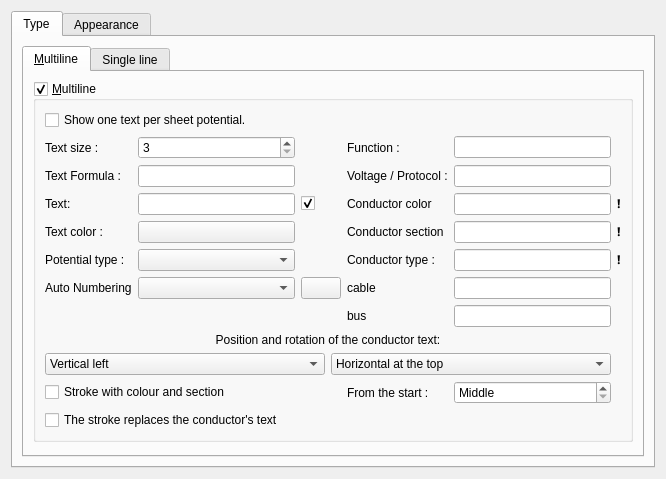
This is sources/ui/conductorpropertieswidget.ui in Birger90/qelectrotech-eplan as Qt 5 draws it before an edit. The edited form follows.
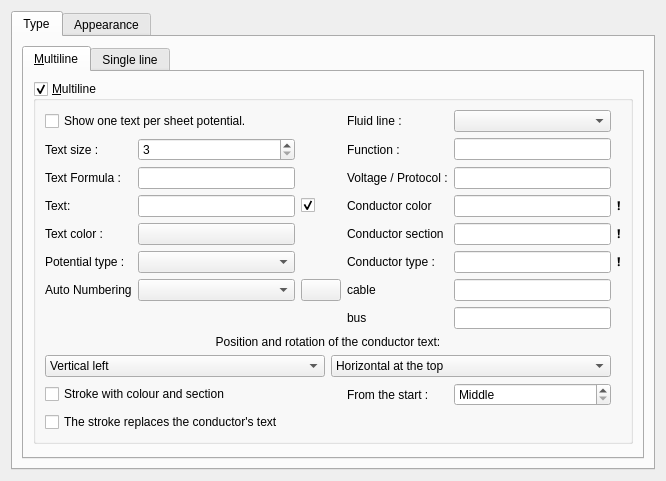
This is the edited form. Icons and pictures are not drawn. Custom widgets are drawn as their Qt base class.

```diff
--- a/sources/ui/conductorpropertieswidget.ui
+++ b/sources/ui/conductorpropertieswidget.ui
@@ -205,6 +205,20 @@
                 </property>
                </widget>
               </item>
+              <item row="0" column="3">
+               <widget class="QLabel" name="m_fluid_line_label">
+                <property name="text">
+                 <string>Fluid line :</string>
+                </property>
+               </widget>
+              </item>
+              <item row="0" column="4">
+               <widget class="QComboBox" name="m_fluid_line_cb">
+                <property name="toolTip">
+                 <string>What this line is used for in a pneumatic or hydraulic diagram. A pilot or exhaust line is drawn dashed, a working line solid.</string>
+                </property>
+               </widget>
+              </item>
               <item row="1" column="3">
                <widget class="QLabel" name="label_8">
                 <property name="text">
```
